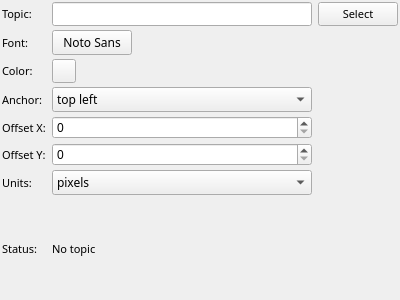
ros2-gbp/mapviz-release, file mapviz_plugins/ui/string_config.ui: the form before one commit.
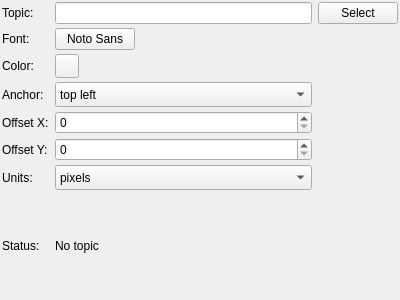
The form after the commit. Custom widgets are drawn as their Qt base class.

Patch:
```diff
--- a/mapviz_plugins/ui/string_config.ui
+++ b/mapviz_plugins/ui/string_config.ui
@@ -34,12 +34,6 @@
    </property>
    <item row="11" column="0">
     <widget class="QLabel" name="label_2">
-     <property name="font">
-      <font>
-       <family>Sans Serif</family>
-       <pointsize>8</pointsize>
-      </font>
-     </property>
      <property name="text">
       <string>Status:</string>
      </property>
@@ -53,12 +47,6 @@
        <verstretch>0</verstretch>
       </sizepolicy>
      </property>
-     <property name="font">
-      <font>
-       <family>Sans Serif</family>
-       <pointsize>8</pointsize>
-      </font>
-     </property>
      <property name="styleSheet">
       <string notr="true"/>
      </property>
@@ -69,22 +57,10 @@
    </item>
    <item row="2" column="1">
     <widget class="QLineEdit" name="topic">
-     <property name="font">
-      <font>
-       <family>Sans Serif</family>
-       <pointsize>8</pointsize>
-      </font>
-     </property>
     </widget>
    </item>
    <item row="2" column="0">
     <widget class="QLabel" name="label">
-     <property name="font">
-      <font>
-       <family>Sans Serif</family>
-       <pointsize>8</pointsize>
-      </font>
-     </property>
      <property name="text">
       <string>Topic:</string>
      </property>
@@ -92,12 +68,6 @@
    </item>
    <item row="3" column="0">
     <widget class="QLabel" name="font_label">
-     <property name="font">
-      <font>
-       <family>Sans Serif</family>
-       <pointsize>8</pointsize>
-      </font>
-     </property>
      <property name="text">
       <string>Font:</string>
      </property>
@@ -117,12 +87,6 @@
        <height>16777215</height>
       </size>
      </property>
-     <property name="font">
-      <font>
-       <family>Noto Sans</family>
-       <pointsize>9</pointsize>
-      </font>
-     </property>
      <property name="text">
       <string>Noto Sans</string>
      </property>
@@ -130,12 +94,6 @@
    </item>
    <item row="4" column="0">
     <widget class="QLabel" name="color_label">
-     <property name="font">
-      <font>
-       <family>Sans Serif</family>
-       <pointsize>8</pointsize>
-      </font>
-     </property>
      <property name="text">
       <string>Color:</string>
      </property>
@@ -168,12 +126,6 @@
        <height>25</height>
       </size>
      </property>
-     <property name="font">
-      <font>
-       <family>Sans Serif</family>
-       <pointsize>9</pointsize>
-      </font>
-     </property>
      <item>
       <property name="text">
        <string>top left</string>
@@ -223,12 +175,6 @@
    </item>
    <item row="5" column="0">
     <widget class="QLabel" name="label_3">
-     <property name="font">
-      <font>
-       <family>Sans Serif</family>
-       <pointsize>8</pointsize>
-      </font>
-     </property>
      <property name="text">
       <string>Anchor:</string>
      </property>
@@ -236,12 +182,6 @@
    </item>
    <item row="6" column="0">
     <widget class="QLabel" name="label_4">
-     <property name="font">
-      <font>
-       <family>Sans Serif</family>
-       <pointsize>8</pointsize>
-      </font>
-     </property>
      <property name="text">
       <string>Offset X:</string>
      </property>
@@ -256,12 +196,6 @@
    </item>
    <item row="11" column="1" colspan="2">
     <widget class="QLabel" name="status">
-     <property name="font">
-      <font>
-       <family>Sans Serif</family>
-       <pointsize>8</pointsize>
-      </font>
-     </property>
      <property name="styleSheet">
       <string notr="true"/>
      </property>
@@ -275,12 +209,6 @@
    </item>
    <item row="7" column="0">
     <widget class="QLabel" name="label_5">
-     <property name="font">
-      <font>
-       <family>Sans Serif</family>
-       <pointsize>8</pointsize>
-      </font>
-     </property>
      <property name="text">
       <string>Offset Y:</string>
      </property>
@@ -295,12 +223,6 @@
    </item>
    <item row="10" column="0">
     <widget class="QLabel" name="label_8">
-     <property name="font">
-      <font>
-       <family>Sans Serif</family>
-       <pointsize>8</pointsize>
-      </font>
-     </property>
      <property name="text">
       <string>Units:</string>
      </property>
@@ -314,12 +236,6 @@
        <height>25</height>
       </size>
      </property>
-     <property name="font">
-      <font>
-       <family>Sans Serif</family>
-       <pointsize>9</pointsize>
-      </font>
-     </property>
      <item>
       <property name="text">
        <string>pixels</string>
```
